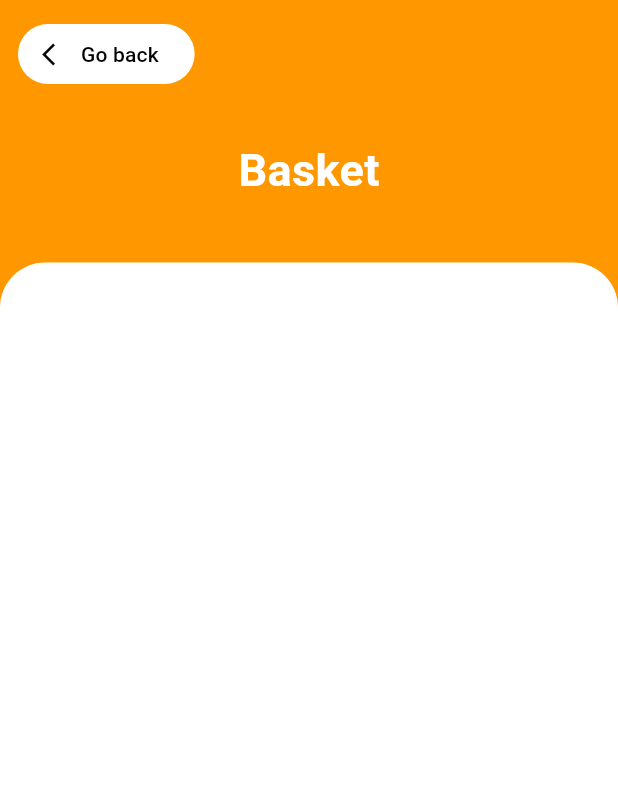
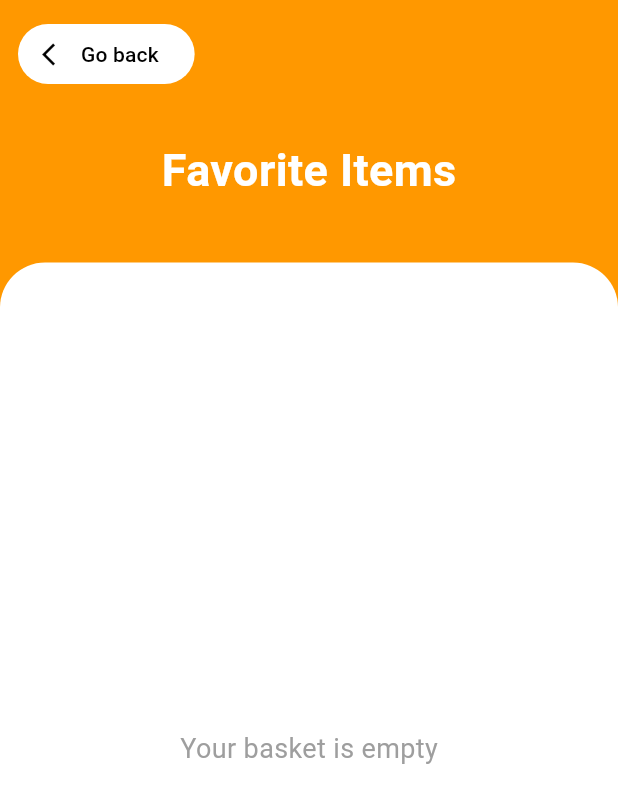
Before and after one commit to dev-shaon/Ecommerce-App, a Flutter app: the BasketScreen screen opened directly, on a phone screen of 412 x 824 dp. Shown: the top 803 px of the screen. Run offline on Flutter 3.47's test engine with Material 3 defaults, Android fonts, the phone set to English and light mode, and no system bars.

Commit message:
update some code

```diff
--- a/lib/Screens/Oder_Complete.dart
+++ b/lib/Screens/Oder_Complete.dart
@@ -1,4 +1,5 @@
 import 'package:flutter/material.dart';
+import 'package:fruits_ecommerce_app/Screens/Home_Screen.dart';
 
 class OderComplete extends StatelessWidget {
   const OderComplete({super.key});
@@ -25,7 +26,9 @@ class OderComplete extends StatelessWidget {
                   borderRadius: BorderRadius.circular(12),
                 ),
               ),
-              onPressed: () {},
+              onPressed: () {
+                Navigator.push(context, MaterialPageRoute(builder: (context)=>HomeScreen()));
+              },
               child: Text(
                 "Track order",
                 style: TextStyle(fontSize: 18, color: Colors.white),
--- a/lib/Screens/basket_screen.dart
+++ b/lib/Screens/basket_screen.dart
@@ -1,6 +1,13 @@
 import 'package:flutter/material.dart';
+import 'package:fruits_ecommerce_app/Screens/Oder_Complete.dart';
+import 'package:fruits_ecommerce_app/product.dart';
 
-class BasketScreen extends StatelessWidget {
+class BasketScreen extends StatefulWidget {
+  @override
+  _BasketScreenState createState() => _BasketScreenState();
+}
+
+class _BasketScreenState extends State<BasketScreen> {
   @override
   Widget build(BuildContext context) {
     return Scaffold(
@@ -8,7 +15,6 @@ class BasketScreen extends StatelessWidget {
       body: SafeArea(
         child: Column(
           children: [
-            // 🔹 Custom Orange Header
             Padding(
               padding: const EdgeInsets.all(12),
               child: Align(
@@ -32,16 +38,18 @@ class BasketScreen extends StatelessWidget {
                 ),
               ),
             ),
-            SizedBox(height: 20),
-            Text(
-              "Basket",
+
+            const SizedBox(height: 20),
+            const Text(
+              "Favorite Items",
               style: TextStyle(
                 color: Colors.white,
                 fontSize: 30,
                 fontWeight: FontWeight.bold,
               ),
             ),
-            SizedBox(height: 40),
+            const SizedBox(height: 40),
+
             Expanded(
               child: Container(
                 width: double.infinity,
@@ -52,11 +60,112 @@ class BasketScreen extends StatelessWidget {
                     topRight: Radius.circular(30),
                   ),
                 ),
+                child: basketItems.isEmpty
+                    ? Center(
+                        child: Text(
+                          "Your basket is empty",
+                          style: TextStyle(fontSize: 18, color: Colors.grey),
+                        ),
+                      )
+                    : ListView.builder(
+                        itemCount: basketItems.length,
+                        itemBuilder: (context, index) {
+                          final item = basketItems[index];
+                          return ListTile(
+                            leading: Image.asset(item.imageUrl, width: 50),
+                            title: Text(item.title),
+                            subtitle: Text("₦${item.price}"),
+                            trailing: IconButton(
+                              icon: Icon(Icons.delete, color: Colors.red),
+                              onPressed: () {
+                                setState(() {
+                                  basketItems.removeAt(index);
+                                });
+
+                                ScaffoldMessenger.of(context).showSnackBar(
+                                  SnackBar(
+                                    backgroundColor: Colors.red,
+                                    content: Text("${item.title} removed"),
+                                  ),
+                                );
+                              },
+                            ),
+                          );
+                        },
+                      ),
               ),
             ),
           ],
         ),
       ),
+
+
+      bottomNavigationBar: basketItems.isEmpty
+          ? SizedBox()
+          : Container(
+              padding: EdgeInsets.symmetric(horizontal: 20, vertical: 16),
+              decoration: BoxDecoration(
+                color: Colors.white,
+                boxShadow: [
+                  BoxShadow(
+                    color: Colors.black12,
+                    blurRadius: 10,
+                    offset: Offset(0, -2),
+                  ),
+                ],
+              ),
+              child: Column(
+                mainAxisSize: MainAxisSize.min,
+                children: [
+                  Row(
+                    mainAxisAlignment: MainAxisAlignment.spaceBetween,
+                    children: [
+                      Column(
+                        crossAxisAlignment: CrossAxisAlignment.start,
+                        children: [
+                          Text(
+                            "Total",
+                            style: TextStyle(
+                              fontSize: 16,
+                              color: Colors.black54,
+                            ),
+                          ),
+                          Text(
+                            "₦ ${(basketItems.fold(0.0, (sum, item) => sum + item.price)).toStringAsFixed(0)}",
+
+                            style: TextStyle(
+                              fontSize: 22,
+                              fontWeight: FontWeight.bold,
+                              color: Colors.black,
+                            ),
+                          ),
+                        ],
+                      ),
+
+                      ElevatedButton(
+                        onPressed: () {
+                          Navigator.push(context, MaterialPageRoute(builder: (context)=>OderComplete()));
+                        },
+                        style: ElevatedButton.styleFrom(
+                          backgroundColor: Colors.orange,
+                          padding: EdgeInsets.symmetric(
+                            horizontal: 40,
+                            vertical: 16,
+                          ),
+                          shape: RoundedRectangleBorder(
+                            borderRadius: BorderRadius.circular(15),
+                          ),
+                        ),
+                        child: Text(
+                          "Checkout",
+                          style: TextStyle(fontSize: 18, color: Colors.white),
+                        ),
+                      ),
+                    ],
+                  ),
+                ],
+              ),
+            ),
     );
   }
 }
--- a/lib/Wigets/multiproduct.dart
+++ b/lib/Wigets/multiproduct.dart
@@ -66,7 +66,7 @@ class MultipleProduct extends StatelessWidget {
                       ),
                     ),
                     Text(
-                      "\$${product.price.toStringAsFixed(2)}", // ✅ Fixed
+                      "₦ ${product.price.toStringAsFixed(2)}", // ✅ Fixed
                       style: const TextStyle(
                         color: Colors.orange,
                         fontSize: 18,
--- a/lib/Wigets/productcard.dart
+++ b/lib/Wigets/productcard.dart
@@ -18,7 +18,7 @@ class ProductCard extends StatelessWidget {
   Widget build(BuildContext context) {
     return Container(
       decoration: BoxDecoration(
-        color: const Color.fromARGB(255, 255, 243, 207),
+        color: const Color.fromARGB(255, 254, 247, 226),
         borderRadius: BorderRadius.circular(20),
       ),
       child: Stack(
@@ -65,7 +65,7 @@ class ProductCard extends StatelessWidget {
                       ),
                     ),
                     Text(
-                      "\$${product.price.toStringAsFixed(2)}",
+                      "₦ ${product.price.toStringAsFixed(2)}",
                       style: const TextStyle(
                         color: Colors.orange,
                         fontSize: 18,
--- a/lib/product.dart
+++ b/lib/product.dart
@@ -17,3 +17,4 @@ class Product {
      this.isRecommendet=false,
   });
 }
+List<Product> basketItems = [];
```
Also changed, not shown: lib/Screens/FoodDetails.dart (+20 -2 lines).
